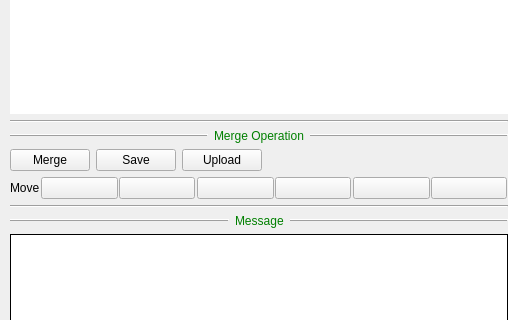
First picture: the form in neurolabi/gui/flyembodymergeprojectdialog.ui, repository janelia-flyem/NeuTu, before the edit; both pictures show x 0 to 508 and y 194 to 514 of the 508 by 714 pixel window.
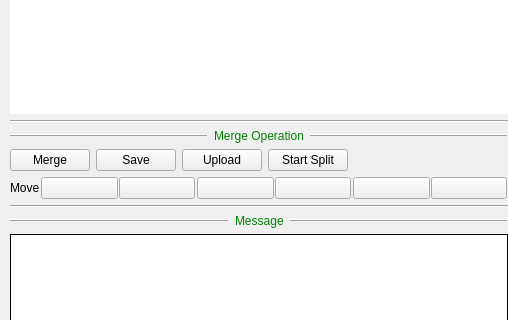
Second picture: the form after the edit. Icons and pictures are not drawn.

```diff
--- a/neurolabi/gui/flyembodymergeprojectdialog.ui
+++ b/neurolabi/gui/flyembodymergeprojectdialog.ui
@@ -406,6 +406,13 @@
         </property>
        </widget>
       </item>
+      <item>
+       <widget class="QPushButton" name="startSplitPushButton">
+        <property name="text">
+         <string>Start Split</string>
+        </property>
+       </widget>
+      </item>
       <item>
        <spacer name="horizontalSpacer_3">
         <property name="orientation">
```
